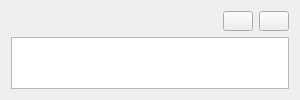
First picture: the form in GUI/CUERPO/DISENO/itemAlarmaVista_dise.ui, repository ronihdzz/IoT_domotica, before the edit.
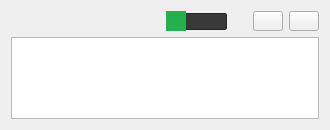
Second picture: the form after the edit. Icons and pictures are not drawn.

Diff of the .ui file:
```diff
--- a/GUI/CUERPO/DISENO/itemAlarmaVista_dise.ui
+++ b/GUI/CUERPO/DISENO/itemAlarmaVista_dise.ui
@@ -6,14 +6,14 @@
    <rect>
     <x>0</x>
     <y>0</y>
-    <width>300</width>
-    <height>100</height>
+    <width>330</width>
+    <height>130</height>
    </rect>
   </property>
   <property name="minimumSize">
    <size>
-    <width>300</width>
-    <height>100</height>
+    <width>330</width>
+    <height>130</height>
    </size>
   </property>
   <property name="maximumSize">
@@ -35,6 +35,57 @@
        </property>
       </widget>
      </item>
+     <item>
+      <widget class="QSlider" name="hoSli_estado">
+       <property name="minimumSize">
+        <size>
+         <width>50</width>
+         <height>20</height>
+        </size>
+       </property>
+       <property name="maximumSize">
+        <size>
+         <width>90</width>
+         <height>20</height>
+        </size>
+       </property>
+       <property name="styleSheet">
+        <string notr="true">QSlider {
+    min-height: 20px; /*tamano de la cosa que se mueve*/
+    max-height: 20px;
+}
+/*BARRA HORIZONTAL SOBRE LA CUAL LA BARRA CONMUTA*/
+QSlider::groove:horizontal {
+	border-radius: 2px;
+    border: 1px solid #262626;
+    height: 15px; /*tamano de la barra*/
+   background: #393939;
+   /*background:#95DEE7;*/
+    margin: 0 20px; /*margen entre lo que se mueve y la barra*/
+}
+
+
+QSlider::handle:horizontal {
+    background: #22B14C;
+    /*background:#95DEE7;*/
+    width: 20px;
+    margin: 24px -12px;
+}</string>
+       </property>
+       <property name="maximum">
+        <number>1</number>
+       </property>
+       <property name="pageStep">
+        <number>1</number>
+       </property>
+       <property name="orientation">
+        <enum>Qt::Horizontal</enum>
+       </property>
+       <property name="tickPosition">
+        <enum>QSlider::TicksBothSides</enum>
+       </property>
+      </widget>
+     </item>
      <item>
       <widget class="QPushButton" name="btn_editar">
        <property name="minimumSize">
@@ -100,7 +151,14 @@
     </layout>
    </item>
    <item>
-    <widget class="QTextEdit" name="textEdit_alarma"/>
+    <widget class="QTextEdit" name="textEdit_alarma">
+     <property name="minimumSize">
+      <size>
+       <width>0</width>
+       <height>80</height>
+      </size>
+     </property>
+    </widget>
    </item>
   </layout>
  </widget>
```
